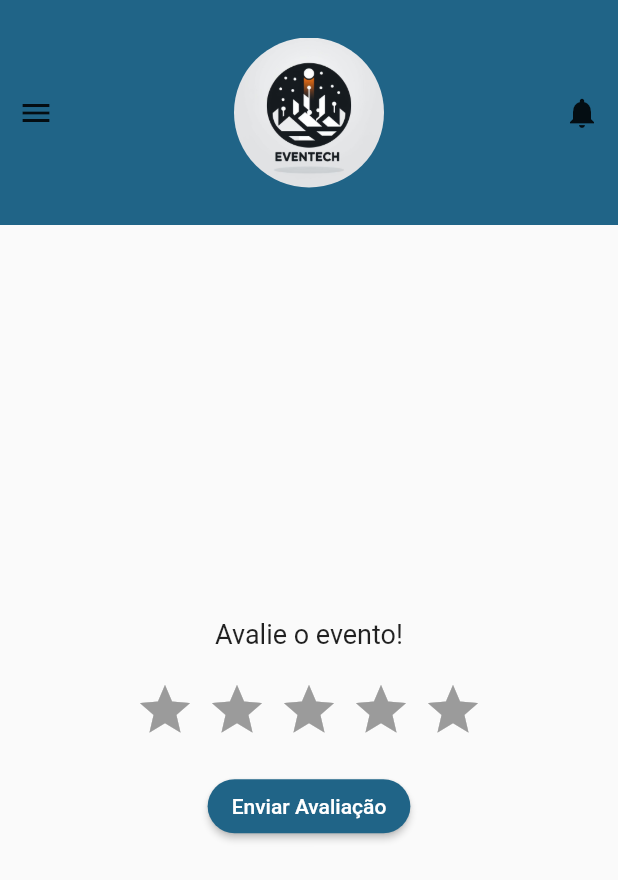
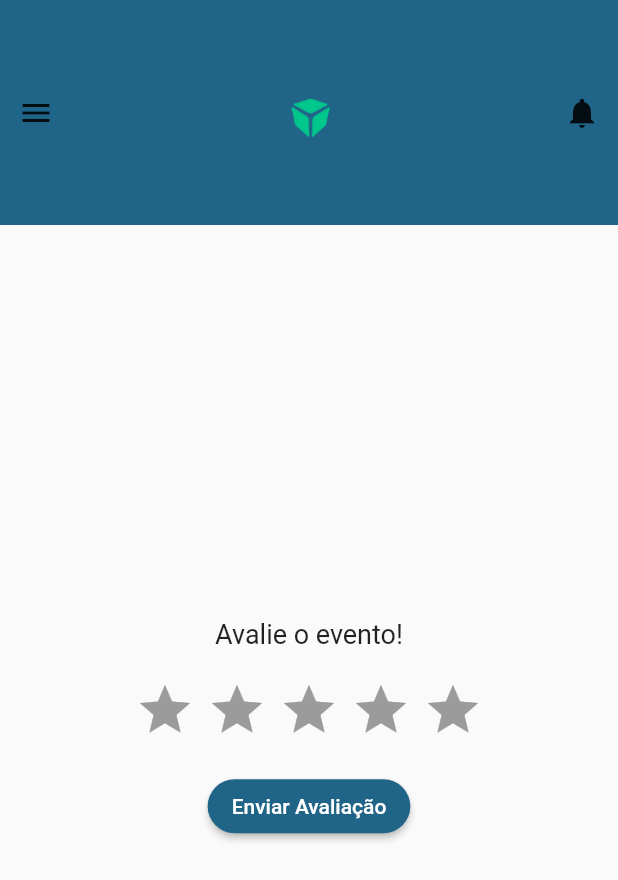
Before and after one commit to lucascbonelli/fusionx_front_hackweek, a Flutter app: the EventRatingPage screen opened directly, after a tap on the "menu" icon, after a tap on the "notifications" icon, on a phone screen of 412 x 824 dp. Shown: the top 880 px of the screen. Run offline on Flutter 3.47's test engine with Material 2 defaults, Android fonts, the phone set to English and light mode, and no system bars; drawn by our look-alikes of flutter_rating_bar; our stand-ins replace carousel_slider, chips_choice, dropdown_button2, firebase_core, image_picker, pie_chart; missing offline and left inert: html_editor_enhanced_fork; accounts and stored records are empty.

Commit message:
Changes by Gabri

```diff
--- a/lib/widgets/app_bar.dart
+++ b/lib/widgets/app_bar.dart
@@ -1,7 +1,8 @@
 import 'package:flutter/material.dart';
 
 class AppBarTop extends StatefulWidget implements PreferredSizeWidget {
-  const AppBarTop({super.key});
+  final bool hasMenu;
+  const AppBarTop({super.key, this.hasMenu = true});
 
   @override
   State<AppBarTop> createState() => _AppBarTopState();
@@ -21,16 +22,19 @@ class _AppBarTopState extends State<AppBarTop> {
         mainAxisAlignment: MainAxisAlignment.spaceBetween,
         crossAxisAlignment: CrossAxisAlignment.center,
         children: [
-         IconButton(
-            icon: const Icon(Icons.menu),
+          IconButton(
+            icon: Icon(widget.hasMenu ? Icons.menu : Icons.arrow_back_ios),
             onPressed: () {
-              Scaffold.of(context).openDrawer();
+              widget.hasMenu
+                  ? Scaffold.of(context).openDrawer()
+                  : Navigator.of(context).pop();
             },
           ),
           Padding(
             padding: const EdgeInsets.all(3),
             child: ClipOval(
-              child:  SizedBox(height:  100, child: Image.asset("lib/imagens/logo.jpg")),
+              child: SizedBox(
+                  height: 100, child: Image.asset("lib/imagens/logo2.png")),
             ),
           ),
           IconButton(
```
